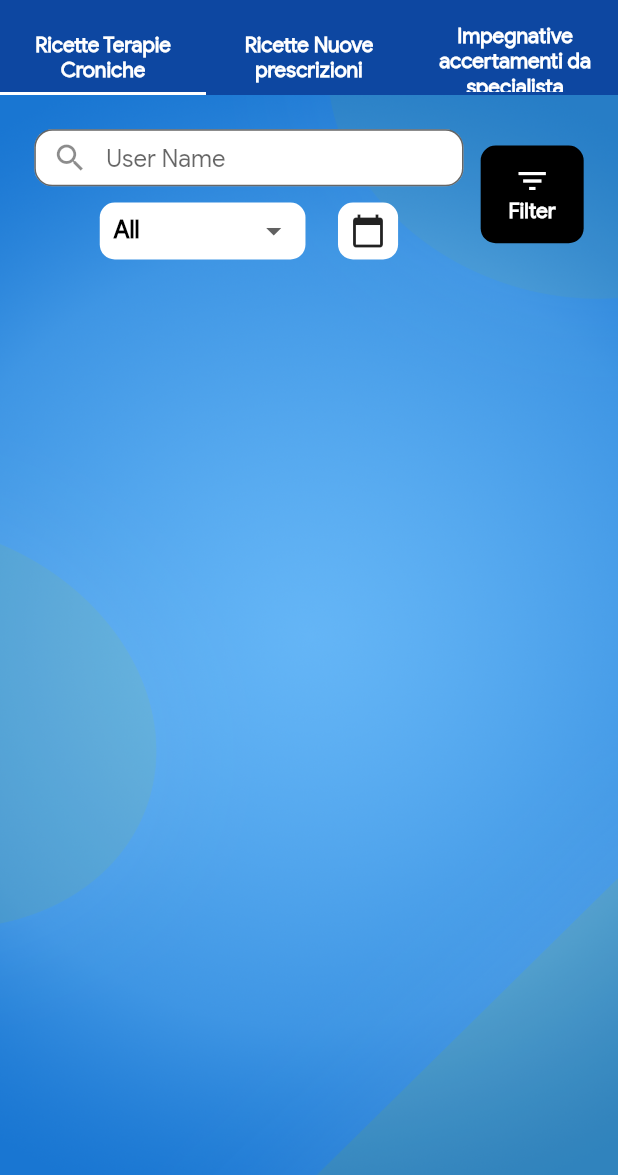
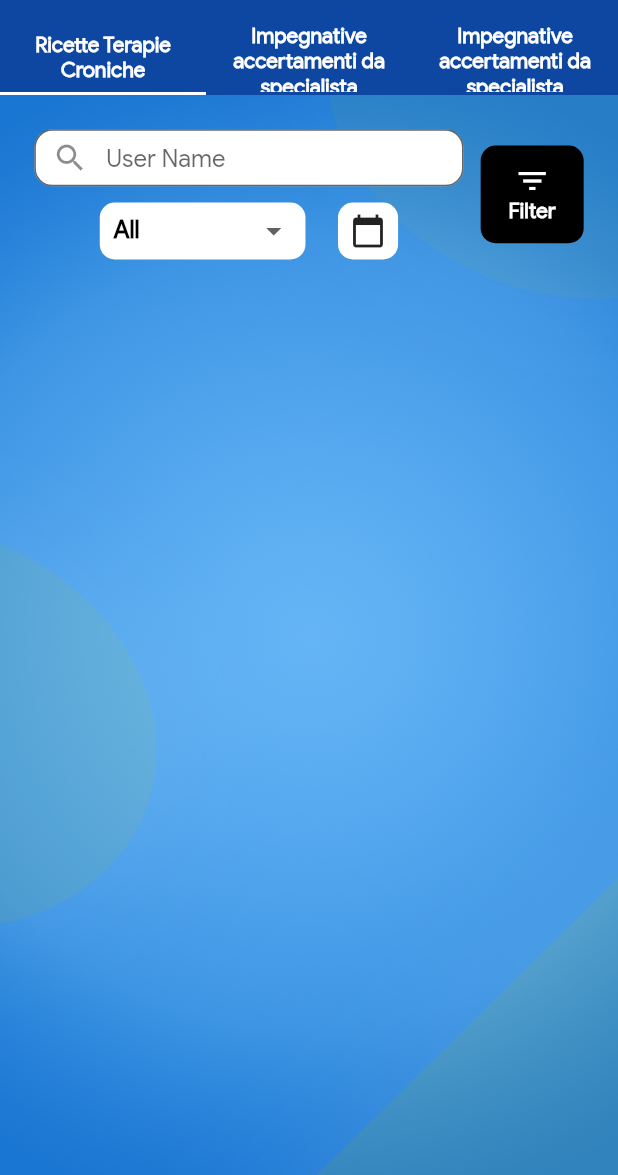
Before and after one commit to DigiWrecks/MMG2, a Flutter app: the AdminCompleted screen opened directly, on a phone screen of 412 x 824 dp, the part 61-1236 px from its top. Run offline on Flutter 3.47's test engine with Material 2 defaults, Android fonts, the phone set to English and light mode, and no system bars; our stand-ins replace cached_network_image, cloud_firestore, firebase_auth, firebase_storage, flutter_screenutil, fluttertoast and 2 more; missing offline and left inert: onesignal_flutter; accounts and stored records are empty.

Commit message:
String changed

```diff
--- a/lib/screens/admin/admin-completed.dart
+++ b/lib/screens/admin/admin-completed.dart
@@ -43,7 +43,7 @@ class _AdminCompletedState extends State<AdminCompleted> with SingleTickerProvid
           controller: tabController,
           tabs: <Widget>[
             Tab(child: CustomText(text: 'Ricette Terapie Croniche',align: TextAlign.center,size: ScreenUtil().setSp(24),)),
-            Tab(child: CustomText(text: 'Ricette Nuove prescrizioni',align: TextAlign.center,size: ScreenUtil().setSp(24),)),
+            Tab(child: CustomText(text: 'Impegnative accertamenti da specialista',align: TextAlign.center,size: ScreenUtil().setSp(24),)),
             Tab(child: CustomText(text: 'Impegnative accertamenti da specialista',align: TextAlign.center,size: ScreenUtil().setSp(24),)),
           ],
         ),
```
